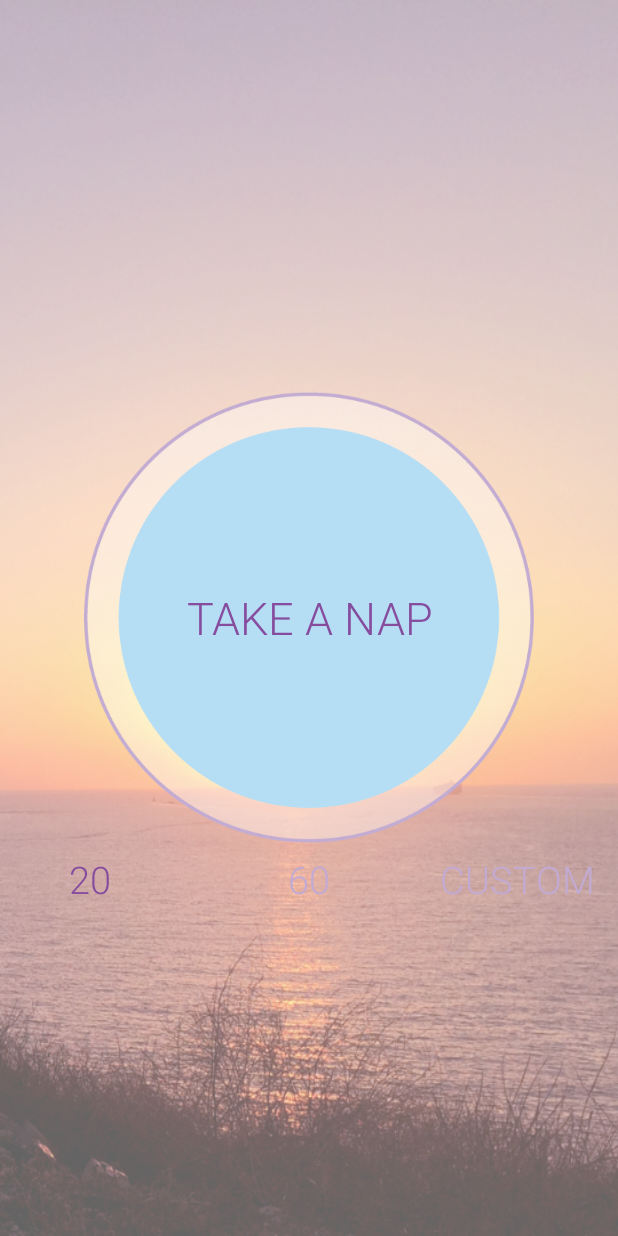
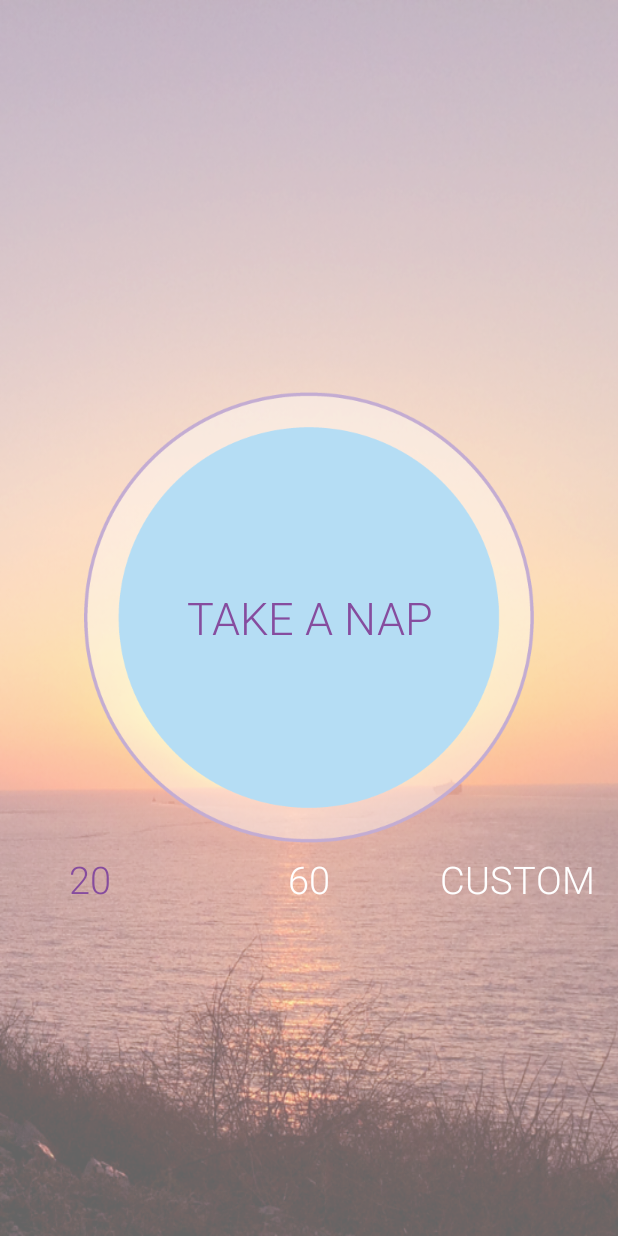
Before and after one commit to pcmakine/Napper, an Android app: the screen it shows after launch (MainActivity), on a phone screen of 412 x 824 dp. Run offline under Robolectric (Android 15) with nearby library versions, the phone set to English and light mode, and no system bars.

Commit message:
new modifications to layout

```diff
--- a/app/src/main/res/drawable-xhdpi/rectangle.xml
+++ b/app/src/main/res/drawable-xhdpi/rectangle.xml
@@ -8,6 +8,6 @@
         android:top="2dp"
         android:right="2dp"
         android:bottom="2dp" />
-    <corners android:radius="5dp" />
+    <corners android:radius="1dp" />
     <solid android:color="#64B5E5" />
 </shape>
--- a/app/src/main/res/layout/activity_main.xml
+++ b/app/src/main/res/layout/activity_main.xml
@@ -54,7 +54,7 @@
             android:text="@string/custom"
             android:textSize = "25sp"
             android:singleLine="true"
-            android:textColor = "#C2AAD2"
+            android:textColor = "#ffffff"
             android:fontFamily="sans-serif-light"
             android:layout_alignParentRight="true"
             android:background="@android:color/transparent"
@@ -68,7 +68,7 @@
             android:textSize = "25sp"
             android:fontFamily="sans-serif-light"
             android:layout_alignParentLeft="true"
-            android:textColor = "#C2AAD2"
+            android:textColor = "#ffffff"
             android:background="@android:color/transparent"
             android:onClick="changeNapTime"
             />
@@ -79,7 +79,7 @@
             android:text="60"
             android:textSize = "25sp"
             android:fontFamily="sans-serif-light"
-            android:textColor = "#C2AAD2"
+            android:textColor = "#ffffff"
             android:layout_centerHorizontal="true"
             android:background="@android:color/transparent"
             android:onClick="changeNapTime"
--- a/app/src/main/res/layout/activity_nap_feedback.xml
+++ b/app/src/main/res/layout/activity_nap_feedback.xml
@@ -117,11 +117,11 @@
         android:layout_width="wrap_content"
         android:layout_height="wrap_content"
         android:layout_centerHorizontal="true"
-
         android:text = "@string/cancel_alarm"
         android:textSize = "25sp"
         android:fontFamily="sans-serif-light"
         android:background="@android:color/transparent"
+        android:textColor="#ffffff"
         android:layout_below="@id/napIndicator"
         android:onClick="cancelAlarm"/>
 </RelativeLayout>
```
